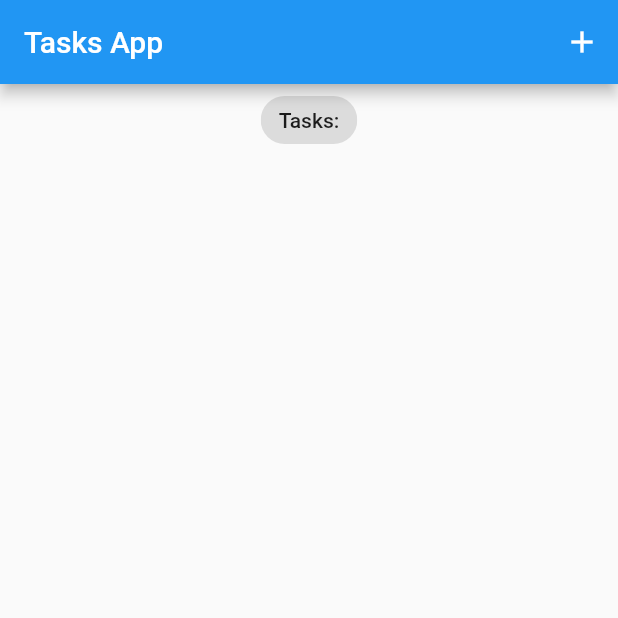
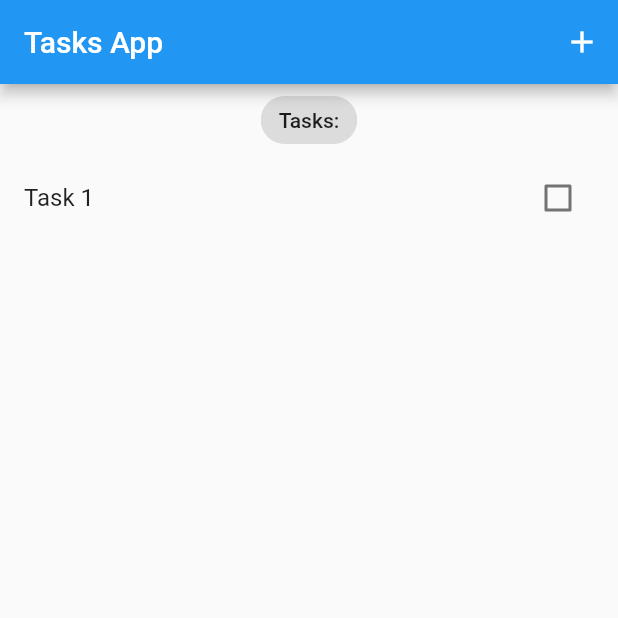
Before and after one commit to Ranko1996/flutter_BLOC_project, a Flutter app: the screen it shows after launch, on a phone screen of 412 x 824 dp, the top half of it. Run offline on Flutter 3.47's test engine with Material 2 defaults, Android fonts, the phone set to English and light mode, and no system bars; our stand-ins replace bloc, equatable, flutter_bloc.

Commit message:
Added bloc pattern

```diff
--- /dev/null
+++ b/lib/blocs/bloc/tasks_bloc.dart
@@ -0,0 +1,26 @@
+import 'package:bloc/bloc.dart';
+import 'package:equatable/equatable.dart';
+
+import '../../models/task.dart';
+
+part 'tasks_event.dart';
+part 'tasks_state.dart';
+
+class TasksBloc extends Bloc<TasksEvent, TasksState> {
+  TasksBloc() : super(const TasksState()) {
+    on<AddTask>(_onAddTask);
+    on<UpdateTask>(_onUpdateTask);
+    on<DeleteTask>(_onDeleteTask);
+  }
+
+  void _onAddTask(AddTask event, Emitter<TasksState> emit) {
+    final state = this.state;
+    emit(TasksState(
+      allTasks: List.from(state.allTasks)..add(event.task),
+    ));
+  }
+
+  void _onUpdateTask(UpdateTask event, Emitter<TasksState> emit) {}
+
+  void _onDeleteTask(DeleteTask event, Emitter<TasksState> emit) {}
+}
--- /dev/null
+++ b/lib/blocs/bloc/tasks_event.dart
@@ -0,0 +1,39 @@
+// ignore_for_file: public_member_api_docs, sort_constructors_first
+part of 'tasks_bloc.dart';
+
+abstract class TasksEvent extends Equatable {
+  const TasksEvent();
+
+  @override
+  List<Object> get props => [];
+}
+
+class AddTask extends TasksEvent {
+  final Task task;
+  const AddTask({
+    required this.task,
+  });
+
+   @override
+  List<Object> get props => [task];
+}
+
+class UpdateTask extends TasksEvent {
+  final Task task;
+  const UpdateTask({
+    required this.task,
+  });
+
+   @override
+  List<Object> get props => [task];
+}
+
+class DeleteTask extends TasksEvent {
+  final Task task;
+  const DeleteTask({
+    required this.task,
+  });
+
+   @override
+  List<Object> get props => [task];
+}
--- /dev/null
+++ b/lib/blocs/bloc/tasks_state.dart
@@ -0,0 +1,11 @@
+part of 'tasks_bloc.dart';
+
+class TasksState extends Equatable {
+  final List<Task> allTasks;
+  const TasksState({
+    this.allTasks = const <Task>[],
+  });
+
+  @override
+  List<Object> get props => [allTasks];
+}
--- /dev/null
+++ b/lib/blocs/bloc_exports.dart
@@ -0,0 +1,2 @@
+export './bloc/tasks_bloc.dart';
+export 'package:flutter_bloc/flutter_bloc.dart';
--- a/lib/main.dart
+++ b/lib/main.dart
@@ -1,9 +1,13 @@
 import 'package:flutter/material.dart';
+import 'package:flutter_tasks_app/models/task.dart';
 
+import 'blocs/bloc_exports.dart';
 import 'screens/tasks_screen.dart';
 
 void main() {
-  runApp(const MyApp());
+  BlocOverrides.runZoned(
+    () => runApp(const MyApp()),
+  );
 }
 
 class MyApp extends StatelessWidget {
@@ -12,12 +16,20 @@ class MyApp extends StatelessWidget {
   // This widget is the root of your application.
   @override
   Widget build(BuildContext context) {
-    return MaterialApp(
-      title: 'Flutter Tasks App',
-      theme: ThemeData(
-        primarySwatch: Colors.blue,
+    return BlocProvider(
+      create: (context) => TasksBloc()
+        ..add(
+          AddTask(
+            task: Task(title: "Task 1"),
+          ),
+        ),
+      child: MaterialApp(
+        title: 'Flutter Tasks App',
+        theme: ThemeData(
+          primarySwatch: Colors.blue,
+        ),
+        home: const TasksScreen(),
       ),
-      home: const TasksScreen(),
     );
   }
 }
--- a/lib/models/task.dart
+++ b/lib/models/task.dart
@@ -0,0 +1,49 @@
+// ignore_for_file: public_member_api_docs, sort_constructors_first
+import 'package:equatable/equatable.dart';
+
+class Task extends Equatable {
+  final String title;
+  bool? isDone;
+  bool? isDeleted;
+
+  Task({
+    required this.title,
+    this.isDone,
+    this.isDeleted,
+  }){
+    isDone = isDone ?? false;
+    isDeleted = isDeleted ?? false;
+  }
+
+  Task copyWith({
+    String? title,
+    bool? isDone,
+    bool? isDeleted,
+  }) {
+    return Task(
+      title: title ?? this.title,
+      isDone: isDone ?? this.isDone,
+      isDeleted: isDeleted ?? this.isDeleted,
+    );
+  }
+
+  Map<String, dynamic> toMap() {
+    return <String, dynamic>{
+      'title': title,
+      'isDone': isDone,
+      'isDeleted': isDeleted,
+    };
+  }
+
+  factory Task.fromMap(Map<String, dynamic> map) {
+    return Task(
+      title: map['title'] as String,
+      isDone: map['isDone'] != null ? map['isDone'] as bool : null,
+      isDeleted: map['isDeleted'] != null ? map['isDeleted'] as bool : null,
+    );
+  }
+
+  @override
+  // TODO: implement props
+  List<Object?> get props => [title, isDone, isDeleted];
+}
--- a/lib/screens/tasks_screen.dart
+++ b/lib/screens/tasks_screen.dart
@@ -1,10 +1,17 @@
 import 'package:flutter/material.dart';
+
+import '../blocs/bloc_exports.dart';
+import '../models/task.dart';
+import '../widgets/tasks_list.dart';
 
 class TasksScreen extends StatelessWidget {
   const TasksScreen({Key? key}) : super(key: key);
 
   @override
   Widget build(BuildContext context) {
+    return BlocBuilder<TasksBloc, TasksState>(
+      builder: (context, state) {
+        List<Task> tasksList = state.allTasks;
         return Scaffold(
           appBar: AppBar(
             title: const Text('Tasks App'),
@@ -17,14 +24,15 @@ class TasksScreen extends StatelessWidget {
           ),
           body: Column(
             crossAxisAlignment: CrossAxisAlignment.center,
-        children: const [
-          Center(
+            children: [
+              const Center(
                 child: Chip(
                   label: Text(
                     'Tasks:',
                   ),
                 ),
               ),
+              TasksList(tasksList: tasksList)
             ],
           ),
           floatingActionButton: FloatingActionButton(
@@ -33,5 +41,7 @@ class TasksScreen extends StatelessWidget {
             child: const Icon(Icons.add),
           ),
         );
+      },
+    );
   }
 }
--- /dev/null
+++ b/lib/widgets/tasks_list.dart
@@ -0,0 +1,30 @@
+import 'package:flutter/material.dart';
+
+import '../models/task.dart';
+
+class TasksList extends StatelessWidget {
+  const TasksList({
+    Key? key,
+    required this.tasksList,
+  }) : super(key: key);
+
+  final List<Task> tasksList;
+
+  @override
+  Widget build(BuildContext context) {
+    return Expanded(
+      child: ListView.builder(
+        itemCount: tasksList.length,
+        itemBuilder: (context, index) {
+          var task = tasksList[index];
+          return ListTile(
+            title: Text(task.title),
+            trailing: Checkbox(
+              value: task.isDone,
+              onChanged: (value) {},
+            ),
+          );
+        }),
+    );
+  }
+}
```
Also changed, not shown: pubspec.yaml (+5 -6 lines), pubspec.lock. Lines whose indentation alone changed are shown as unchanged.
